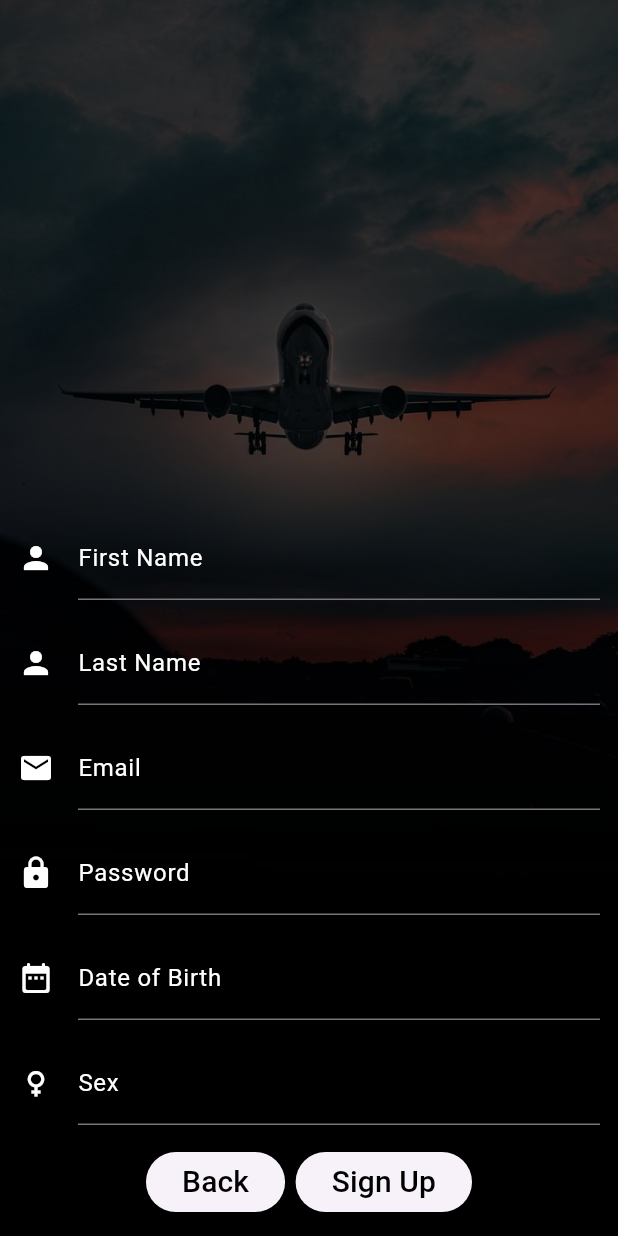
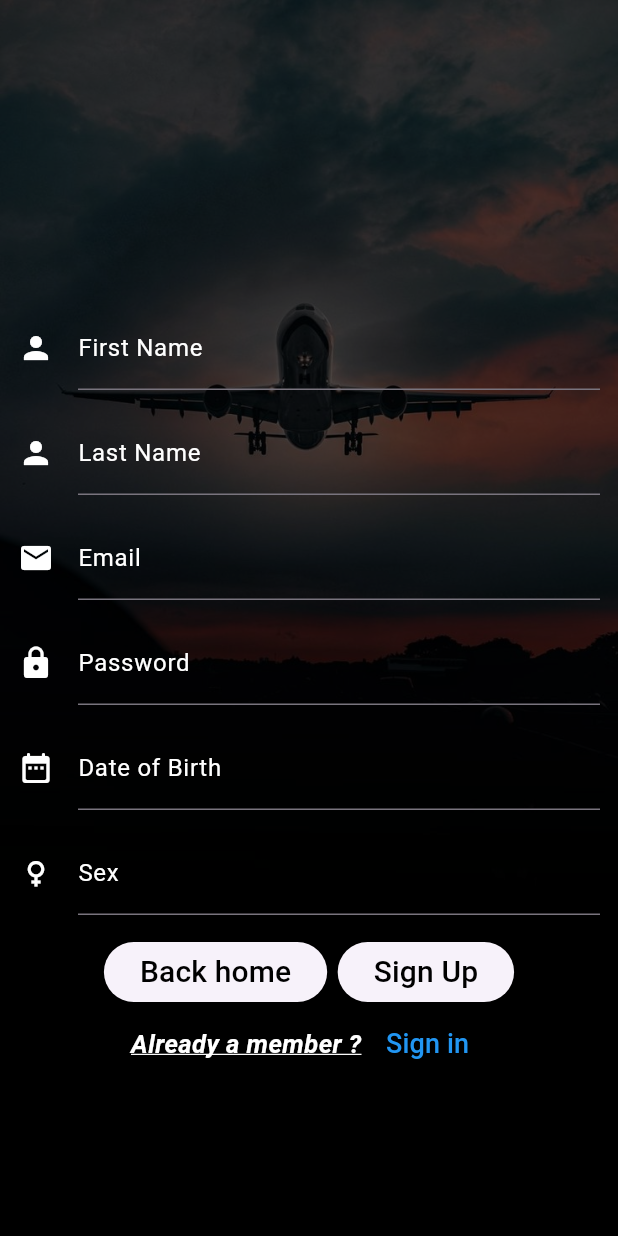
Before and after one commit to m7mdtam/databaseproject, a Flutter app: the screen it shows after launch, after a tap on "Sign up", on a phone screen of 412 x 824 dp. Run offline on Flutter 3.47's test engine with Material 3 defaults, Android fonts, the phone set to English and light mode, and no system bars; our stand-ins replace google_fonts.

Commit message:
homepage appbar

```diff
--- a/lib/home_page.dart
+++ b/lib/home_page.dart
@@ -1,20 +1,71 @@
-// ignore_for_file: prefer_const_constructors
+// ignore_for_file: prefer_const_constructors, prefer_const_literals_to_create_immutables, unused_import
 
 import 'package:databaseproject/login_page.dart';
+import 'package:databaseproject/sign_up.dart';
 import 'package:flutter/material.dart';
+import 'package:google_fonts/google_fonts.dart';
 
-class HomePage extends StatelessWidget {
+class HomePage extends StatefulWidget {
   const HomePage({super.key});
 
   @override
+  State<HomePage> createState() => _HomePageState();
+}
+
+class _HomePageState extends State<HomePage> {
+  @override
   Widget build(BuildContext context) {
     return Scaffold(
-      body: Stack(
-        children: [
+      appBar: AppBar(
+        elevation: 0.0,
+        backgroundColor: Color.fromARGB(255, 204, 206, 211),
+        title: Text(
+          'CYPRUS AIRLINES',
+          style: TextStyle(
+            fontSize: 21,
+            fontWeight: FontWeight.bold,
+            fontFamily: 'Briem Hand',
+          ),
+        ),
+        actions: [
+          ElevatedButton(
+              onPressed: () {
+                Navigator.of(context)
+                    .push(MaterialPageRoute(builder: (context) => LoginPage()));
+              },
+              style: ButtonStyle(
+                minimumSize: MaterialStateProperty.all(Size(7.2, 33.0)),
+              ),
+              child: Text(
+                'Sign in',
+                style: TextStyle(
+                  color: Colors.black,
+                  fontSize: 16,
+                  fontFamily: 'Briem Hand',
+                ),
+              )),
+          ElevatedButton(
+              onPressed: () {
+                Navigator.of(context)
+                    .push(MaterialPageRoute(builder: (context) => SignUp()));
+              },
+              style: ButtonStyle(
+                  minimumSize: MaterialStateProperty.all(Size(7.2, 33.0))),
+              child: Text(
+                'Sign up',
+                style: TextStyle(
+                  color: Colors.black,
+                  fontSize: 16,
+                  fontFamily: 'Briem Hand',
+                ),
+              ))
+        ],
+      ),
+      body: Stack(children: [
         Container(
           decoration: BoxDecoration(
             image: DecorationImage(
-                image: AssetImage('lib/images/bk.jpeg'),
+              image: AssetImage('lib/images/hbk.jpeg'),
               fit: BoxFit.cover,
             ),
           ),
@@ -22,11 +73,7 @@ class HomePage extends StatelessWidget {
         Container(
           color: Colors.black.withOpacity(0.6),
         ),
-          Center(
-            child: LoginPage(),
-          ),
-        ],
-      ),
+      ]),
     );
   }
 }
--- a/lib/sign_up.dart
+++ b/lib/sign_up.dart
@@ -1,5 +1,6 @@
 // ignore_for_file: prefer_const_constructors, prefer_const_literals_to_create_immutables, unused_field, prefer_const_constructors_in_immutables
 
+import 'package:databaseproject/home_page.dart';
 import 'package:databaseproject/login_page.dart';
 import 'package:flutter/material.dart';
 
@@ -39,8 +40,11 @@ class _SignUpState extends State<SignUp> {
         Padding(
           padding: const EdgeInsets.all(12.0),
           child: Column(
-            mainAxisAlignment: MainAxisAlignment.end,
+            mainAxisAlignment: MainAxisAlignment.center,
             children: [
+              SizedBox(
+                height: 100,
+              ),
               TextFormField(
                 style: TextStyle(color: Colors.white),
                 validator: (String? value) {
@@ -147,10 +151,10 @@ class _SignUpState extends State<SignUp> {
                   ElevatedButton(
                     onPressed: () {
                       Navigator.of(context).push(
-                          MaterialPageRoute(builder: (context) => LoginPage()));
+                          MaterialPageRoute(builder: (context) => HomePage()));
                     },
                     child: Text(
-                      'Back',
+                      'Back home',
                       style: TextStyle(color: Colors.black, fontSize: 20),
                     ),
                   ),
@@ -165,6 +169,36 @@ class _SignUpState extends State<SignUp> {
                 ],
               ),
               SizedBox(height: 0),
+              Row(
+                mainAxisAlignment: MainAxisAlignment.center,
+                children: [
+                  Text(
+                    'Already a member ? ',
+                    style: TextStyle(
+                        decoration: TextDecoration.underline,
+                        decorationColor: Colors.white,
+                        fontSize: 17,
+                        color: Colors.white,
+                        fontStyle: FontStyle.italic,
+                        fontWeight: FontWeight.bold),
+                  ),
+                  SizedBox(width: 0.0),
+                  TextButton(
+                    style: ButtonStyle(
+                      foregroundColor:
+                          MaterialStateProperty.all<Color>(Colors.blue),
+                    ),
+                    onPressed: () {
+                      Navigator.of(context).push(
+                          MaterialPageRoute(builder: (context) => LoginPage()));
+                    },
+                    child: Text(
+                      style: TextStyle(fontSize: 18),
+                      'Sign in',
+                    ),
+                  ),
+                ],
+              ),
             ],
           ),
         ),
--- a/pubspec.yaml
+++ b/pubspec.yaml
@@ -35,6 +35,7 @@ dependencies:
   # The following adds the Cupertino Icons font to your application.
   # Use with the CupertinoIcons class for iOS style icons.
   cupertino_icons: ^1.0.6
+  google_fonts: ^6.2.1
 
 dev_dependencies:
   flutter_test:
@@ -66,7 +67,7 @@ flutter:
     - lib/images/logo.jpeg
     - lib/images/bk.jpeg
     - lib/images/logo22.jpeg
-    - lib/images/bk3.jpeg
+    - lib/images/hbk.jpeg
     - lib/images/bk4.jpeg
 
   # An image asset can refer to one or more resolution-specific "variants", see
```
Also changed, not shown: lib/airport_info.dart (added, +7 -0 lines), lib/login_page.dart (+18 -0 lines), lib/images/hbk.jpeg (added), pubspec.lock, 1 other file. Lines whose indentation alone changed are shown as unchanged.
